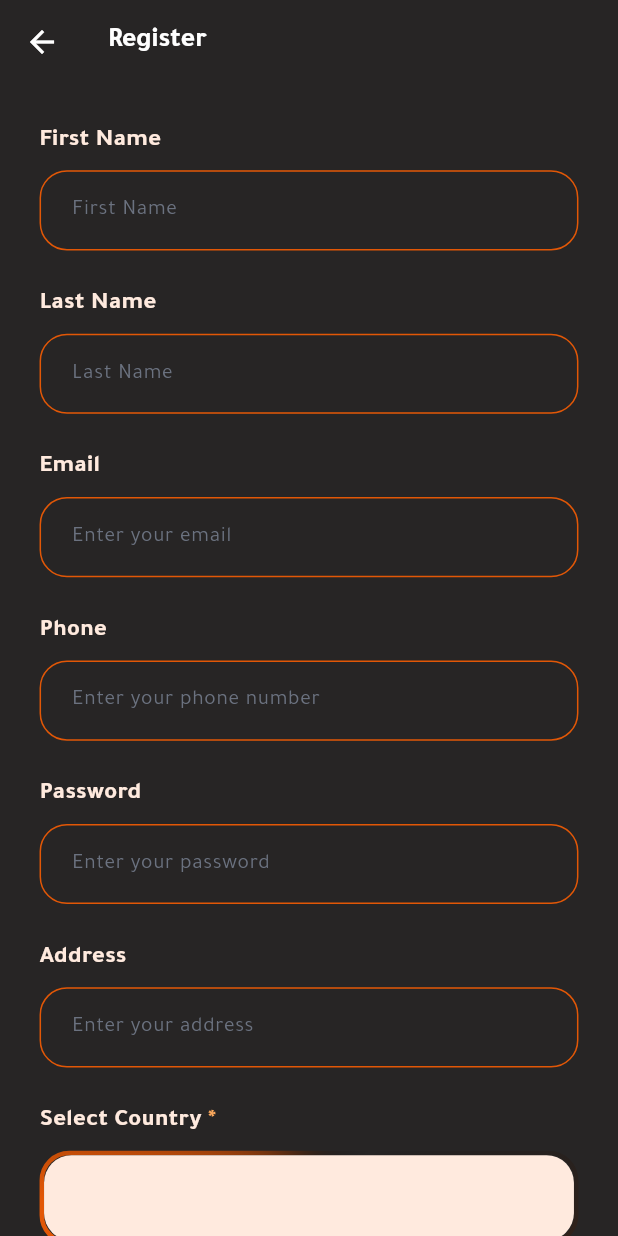
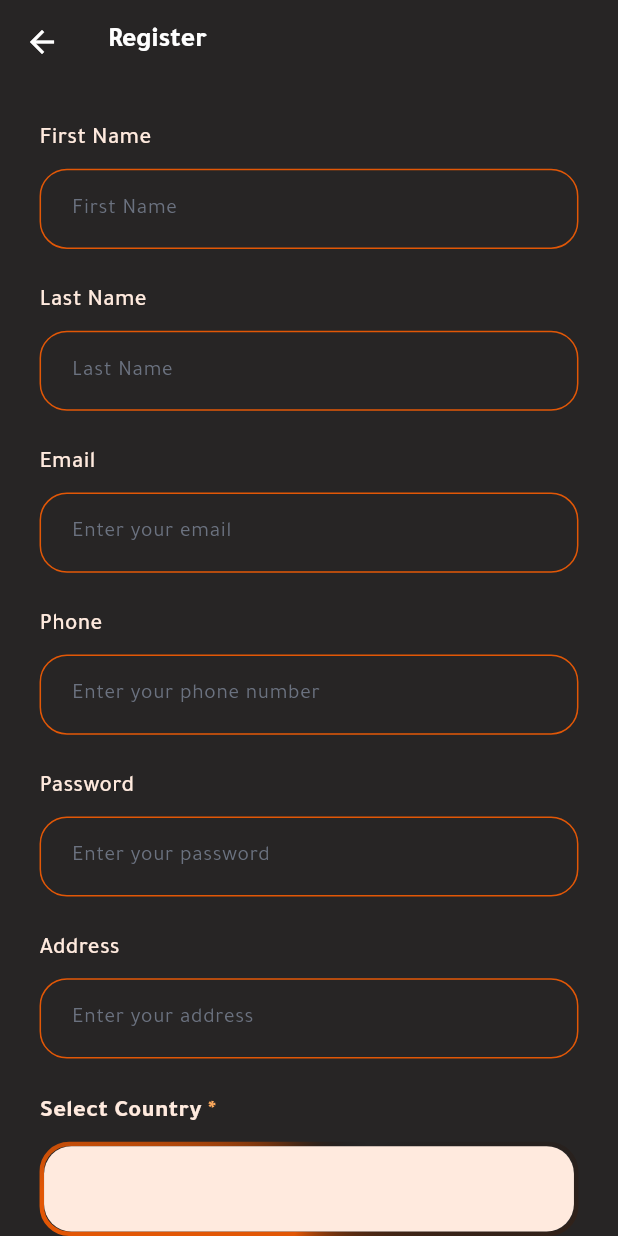
Before and after one commit to HaidarAMNasser/jeeb_admin, a Flutter app: the RegisterPage screen opened by its route, on a phone screen of 412 x 824 dp. Run offline on Flutter 3.47's test engine with Material 3 defaults, Android fonts, the phone set to English and light mode, and no system bars; drawn by our look-alikes of modal_progress_hud_nsn; our stand-ins replace dartz, dio, easy_localization, equatable, flutter_bloc, flutter_screenutil and 6 more; accounts and stored records are empty; network calls fail; project files that could hold a hidden picture were left out.

Commit message:
ui(fonts sixes):adjust font sizes all over the app

```diff
--- a/assets/lang/ar.json
+++ b/assets/lang/ar.json
@@ -174,5 +174,8 @@
   "select_language": "اختر اللغة",
   "change_language": "تغيير اللغة",
   "close": "إغلاق",
-  "language_changed_successfully": "تم تغيير اللغة بنجاح"
+  "language_changed_successfully": "تم تغيير اللغة بنجاح",
+  "verify_account_method_title": "كيف تفضّل التحقق من حسابك؟",
+  "verify_email_otp": "رمز التحقق عبر البريد الإلكتروني",
+  "verify_whatsapp_otp": "رمز التحقق عبر واتساب"
 }
--- a/assets/lang/en.json
+++ b/assets/lang/en.json
@@ -174,5 +174,8 @@
   "select_language": "Select Language",
   "change_language": "Change Language",
   "close": "Close",
-  "language_changed_successfully": "Language changed successfully"
+  "language_changed_successfully": "Language changed successfully",
+  "verify_account_method_title": "How do you prefer to verify your account?",
+  "verify_email_otp": "Email OTP",
+  "verify_whatsapp_otp": "WhatsApp OTP"
 }
--- a/lib/core/presentation/localization/app_translation.dart
+++ b/lib/core/presentation/localization/app_translation.dart
@@ -118,6 +118,9 @@ class AppTranslation {
   static String get selectCountry => 'select_country'.tr();
   static String get selectCity => 'select_city'.tr();
   static String get notificationChannel => 'notification_channel'.tr();
+  static String get verifyAccountMethodTitle => 'verify_account_method_title'.tr();
+  static String get verifyEmailOtp => 'verify_email_otp'.tr();
+  static String get verifyWhatsAppOtp => 'verify_whatsapp_otp'.tr();
   static String get verifyAccount => 'verify_account'.tr();
   static String get enterOtp => 'enter_otp'.tr();
   static String get otp => 'otp'.tr();
--- a/lib/core/presentation/widgets/custom_text_field.dart
+++ b/lib/core/presentation/widgets/custom_text_field.dart
@@ -28,7 +28,7 @@ class CustomTextField extends StatelessWidget {
     this.suffixIcon,
     this.filledColor,
     this.obscureText = false,
-          });
+  });
 
   @override
   Widget build(BuildContext context) {
@@ -41,8 +41,8 @@ class CustomTextField extends StatelessWidget {
         if (title != null)
           CustomText(
             text: title!,
-            textStyle: getSemiBoldStyle(
-              fontSize: AppFontSize.s16,
+            textStyle: getMediumStyle(
+              fontSize: AppFontSize.s15,
               color: ColorManager.defaultWhite,
             ),
           ),
--- a/lib/features/auth/register/presentation/widgets/register_form.dart
+++ b/lib/features/auth/register/presentation/widgets/register_form.dart
@@ -5,7 +5,6 @@ import 'package:jeeb_admin/core/presentation/theme/font_manager.dart';
 import 'package:jeeb_admin/core/presentation/widgets/custom_text_field.dart';
 import 'package:jeeb_admin/core/presentation/widgets/custom_button.dart';
 import 'package:jeeb_admin/core/presentation/widgets/custom_text_display.dart';
-import 'package:jeeb_admin/core/presentation/widgets/custom_dropdown.dart';
 import 'package:jeeb_admin/core/presentation/localization/app_translation.dart';
 import 'package:jeeb_admin/core/presentation/routes/navigation_extensions.dart';
 import 'package:jeeb_admin/core/presentation/routes/routes.dart';
@@ -22,13 +21,11 @@ class RegisterForm extends StatelessWidget {
   final TextEditingController phoneController;
   final TextEditingController addressController;
   final String? selectedRole;
-  final String? selectedNotificationChannel;
   final CountryEntity? selectedCountry;
   final CityEntity? selectedCity;
   final ValueChanged<CountryEntity?> onCountryChanged;
   final ValueChanged<CityEntity?> onCityChanged;
   final ValueChanged<String?> onRoleChanged;
-  final ValueChanged<String?> onNotificationChannelChanged;
   final VoidCallback onRegister;
   final bool isLoading;
 
@@ -42,13 +39,11 @@ class RegisterForm extends StatelessWidget {
     required this.phoneController,
     required this.addressController,
     this.selectedRole,
-    this.selectedNotificationChannel,
     this.selectedCountry,
     this.selectedCity,
     required this.onCountryChanged,
     required this.onCityChanged,
     required this.onRoleChanged,
-    required this.onNotificationChannelChanged,
     required this.onRegister,
     required this.isLoading,
   });
@@ -100,20 +95,6 @@ class RegisterForm extends StatelessWidget {
             onSelectCity: onCityChanged,
             isRequired: true,
           ),
-          CustomDropdown<String>(
-            title: AppTranslation.notificationChannel,
-            value: selectedNotificationChannel,
-            hintText: AppTranslation.notificationChannel,
-            items: const [
-              DropdownMenuItem<String>(value: 'EMAIL', child: Text('EMAIL')),
-              DropdownMenuItem<String>(
-                value: 'WHATSAPP',
-                child: Text('WHATSAPP'),
-              ),
-            ],
-            onChanged: onNotificationChannelChanged,
-          ),
-          SizedBox(height: AppHeight.s8),
           CustomButton(
             text: AppTranslation.register,
             onPressed: onRegister,
```
Also changed, not shown: lib/core/presentation/widgets/custom_text_display.dart (+6 -5 lines), lib/core/presentation/widgets/verification_method_selection_dialog.dart (added, +118 -0 lines), lib/features/auth/register/presentation/pages/register_page.dart (+25 -5 lines).
